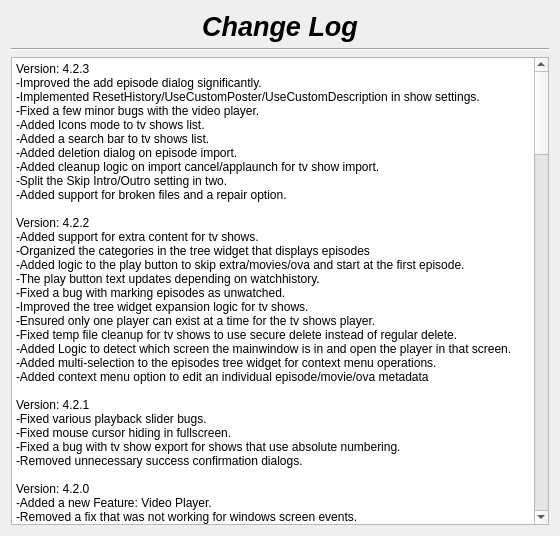
Before: the Qt Designer form changelog.ui in therealMaPMaKeR/MMDiary, drawn with Qt 5.
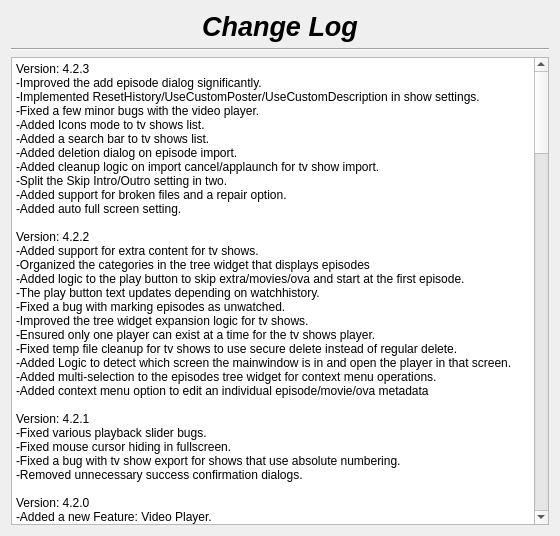
After: the same form once the commit is applied.

Commit message: implemented auto full screen

```diff
--- a/changelog.ui
+++ b/changelog.ui
@@ -57,7 +57,7 @@
 &lt;/style&gt;&lt;/head&gt;&lt;body style=&quot; font-family:'Segoe UI'; font-size:9pt; font-weight:400; font-style:normal;&quot;&gt;
 &lt;p style=&quot; margin-top:0px; margin-bottom:0px; margin-left:0px; margin-right:0px; -qt-block-indent:0; text-indent:0px;&quot;&gt;Version: 4.2.3&lt;br /&gt;-Improved the add episode dialog significantly.&lt;/p&gt;
 &lt;p style=&quot; margin-top:0px; margin-bottom:0px; margin-left:0px; margin-right:0px; -qt-block-indent:0; text-indent:0px;&quot;&gt;-Implemented ResetHistory/UseCustomPoster/UseCustomDescription in show settings.&lt;br /&gt;-Fixed a few minor bugs with the video player.&lt;br /&gt;-Added Icons mode to tv shows list.&lt;br /&gt;-Added a search bar to tv shows list.&lt;/p&gt;
-&lt;p style=&quot; margin-top:0px; margin-bottom:0px; margin-left:0px; margin-right:0px; -qt-block-indent:0; text-indent:0px;&quot;&gt;-Added deletion dialog on episode import.&lt;br /&gt;-Added cleanup logic on import cancel/applaunch for tv show import.&lt;br /&gt;-Split the Skip Intro/Outro setting in two.&lt;br /&gt;-Added support for broken files and a repair option.&lt;br /&gt;&lt;br /&gt;Version: 4.2.2&lt;br /&gt;-Added support for extra content for tv shows.&lt;/p&gt;
+&lt;p style=&quot; margin-top:0px; margin-bottom:0px; margin-left:0px; margin-right:0px; -qt-block-indent:0; text-indent:0px;&quot;&gt;-Added deletion dialog on episode import.&lt;br /&gt;-Added cleanup logic on import cancel/applaunch for tv show import.&lt;br /&gt;-Split the Skip Intro/Outro setting in two.&lt;br /&gt;-Added support for broken files and a repair option.&lt;br /&gt;-Added auto full screen setting.&lt;br /&gt;&lt;br /&gt;Version: 4.2.2&lt;br /&gt;-Added support for extra content for tv shows.&lt;/p&gt;
 &lt;p style=&quot; margin-top:0px; margin-bottom:0px; margin-left:0px; margin-right:0px; -qt-block-indent:0; text-indent:0px;&quot;&gt;-Organized the categories in the tree widget that displays episodes&lt;br /&gt;-Added logic to the play button to skip extra/movies/ova and start at the first episode.&lt;br /&gt;-The play button text updates depending on watchhistory.&lt;br /&gt;-Fixed a bug with marking episodes as unwatched.&lt;br /&gt;-Improved the tree widget expansion logic for tv shows.&lt;br /&gt;-Ensured only one player can exist at a time for the tv shows player.&lt;br /&gt;-Fixed temp file cleanup for tv shows to use secure delete instead of regular delete.&lt;br /&gt;-Added Logic to detect which screen the mainwindow is in and open the player in that screen.&lt;br /&gt;-Added multi-selection to the episodes tree widget for context menu operations.&lt;br /&gt;-Added context menu option to edit an individual episode/movie/ova metadata&lt;br /&gt;&lt;br /&gt;Version: 4.2.1&lt;br /&gt;-Fixed various playback slider bugs.&lt;br /&gt;-Fixed mouse cursor hiding in fullscreen.&lt;br /&gt;-Fixed a bug with tv show export for shows that use absolute numbering.&lt;/p&gt;
 &lt;p style=&quot; margin-top:0px; margin-bottom:0px; margin-left:0px; margin-right:0px; -qt-block-indent:0; text-indent:0px;&quot;&gt;-Removed unnecessary success confirmation dialogs.&lt;br /&gt;&lt;br /&gt;Version: 4.2.0&lt;br /&gt;-Added a new Feature: Video Player.&lt;/p&gt;
 &lt;p style=&quot; margin-top:0px; margin-bottom:0px; margin-left:0px; margin-right:0px; -qt-block-indent:0; text-indent:0px;&quot;&gt;-Removed a fix that was not working for windows screen events.&lt;/p&gt;
```
The commit also changes 2 other files.
